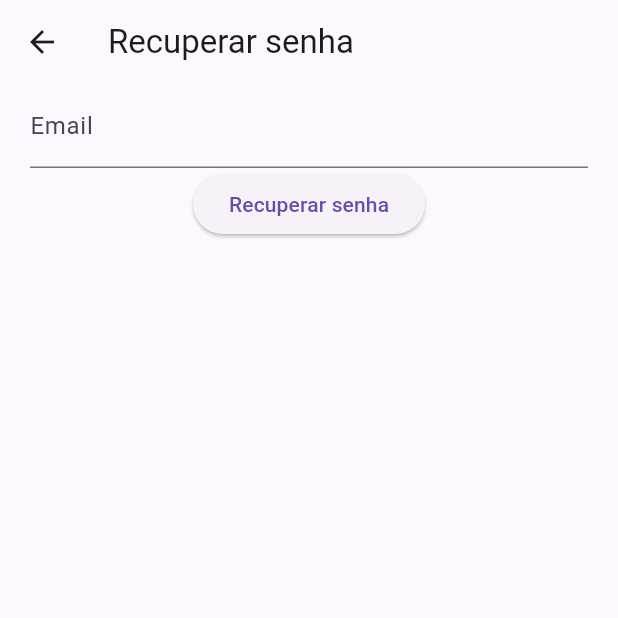
After one commit to felipecasseb/todo_flutter, a Flutter app: the HomeScreen screen opened directly, after a tap on the "exit to app" icon, after a tap on "Esqueci minha senha", on a phone screen of 412 x 824 dp, the top half of it. The commit adds this screen. Run offline on Flutter 3.47's test engine with Material 3 defaults, Android fonts, the phone set to English and light mode, and no system bars; our stand-ins replace cloud_firestore, firebase_auth, firebase_core; accounts and stored records are empty; network calls fail.

Commit message:
signup, signin, recovery pass, logout

```diff
--- /dev/null
+++ b/lib/screens/home_screen.dart
@@ -0,0 +1,36 @@
+import 'package:firebase_auth/firebase_auth.dart';
+import 'package:flutter/material.dart';
+import 'package:todo_flutter/screens/login_screen.dart';
+
+class HomeScreen extends StatefulWidget {
+  const HomeScreen({super.key});
+
+  @override
+  State<HomeScreen> createState() => _HomeScreenState();
+}
+
+class _HomeScreenState extends State<HomeScreen> {
+
+  FirebaseAuth auth = FirebaseAuth.instance;
+
+  @override
+  Widget build(BuildContext context) {
+    return Scaffold(
+      appBar: AppBar(
+        actions: [
+          IconButton(
+              onPressed: ()async{
+                await auth.signOut();
+               Navigator.pushReplacement(
+                   context,
+                   MaterialPageRoute(builder: (context) => LoginScreen())
+               );
+              },
+              icon: Icon(Icons.exit_to_app)
+          )
+        ],
+      ),
+      body: Center(child: Text(auth.currentUser!.email!, style: TextStyle(fontSize: 32),),),
+    );
+  }
+}
--- a/lib/screens/login_screen.dart
+++ b/lib/screens/login_screen.dart
@@ -1,5 +1,8 @@
+import 'package:firebase_auth/firebase_auth.dart';
 import 'package:flutter/cupertino.dart';
 import 'package:flutter/material.dart';
+import 'package:todo_flutter/screens/home_screen.dart';
+import 'package:todo_flutter/screens/recovery_password_screen.dart';
 import 'package:todo_flutter/screens/signup_screen.dart';
 class LoginScreen extends StatefulWidget {
   const LoginScreen({Key? key}) : super(key: key);
@@ -9,6 +12,8 @@ class LoginScreen extends StatefulWidget {
 }
 
 class _LoginScreenState extends State<LoginScreen> {
+
+  FirebaseAuth auth = FirebaseAuth.instance;
 
   TextEditingController emailController = TextEditingController();
   TextEditingController passwordController = TextEditingController();
@@ -40,10 +45,26 @@ class _LoginScreenState extends State<LoginScreen> {
                   ),
                 ),
                 ElevatedButton(
-                    onPressed: (){
-                      debugPrint("Email: ${emailController.text}, Senha: ${passwordController.text}");
+                    onPressed: ()async{
+                      await auth.signInWithEmailAndPassword(
+                          email: emailController.text,
+                          password: passwordController.text
+                      ).then((value){
+                        Navigator.pushReplacement(
+                            context,
+                            MaterialPageRoute(builder: (context) => HomeScreen())
+                        );
+                      });
                     },
                     child: Text("Acessar")
+                ),
+                TextButton(
+                    onPressed: (){
+                      Navigator.of(context).push(
+                        MaterialPageRoute(builder: (context) => RecoveryPasswordScreen())
+                      );
+                    },
+                    child: Text("Esqueci minha senha")
                 ),
                 Text("Ainda não tem acesso?", style: TextStyle(fontSize: 20, fontWeight: FontWeight.bold),),
                 TextButton(
--- /dev/null
+++ b/lib/screens/recovery_password_screen.dart
@@ -0,0 +1,47 @@
+import 'package:firebase_auth/firebase_auth.dart';
+import 'package:flutter/material.dart';
+
+class RecoveryPasswordScreen extends StatefulWidget {
+  const RecoveryPasswordScreen({super.key});
+
+  @override
+  State<RecoveryPasswordScreen> createState() => _RecoveryPasswordScreenState();
+}
+
+class _RecoveryPasswordScreenState extends State<RecoveryPasswordScreen> {
+
+  FirebaseAuth auth = FirebaseAuth.instance;
+
+  TextEditingController emailController = TextEditingController();
+
+  @override
+  Widget build(BuildContext context) {
+    return Scaffold(
+      appBar: AppBar(
+        title: Text("Recuperar senha"),
+      ),
+      body: Padding(
+        padding: const EdgeInsets.symmetric(horizontal: 20),
+        child: Column(
+          children: [
+            TextField(
+              controller: emailController,
+              keyboardType: TextInputType.emailAddress,
+              textInputAction: TextInputAction.next,
+              decoration: InputDecoration(
+                labelText: "Email",
+              ),
+            ),
+            ElevatedButton(
+                onPressed: ()async{
+                  await auth.sendPasswordResetEmail(email: emailController.text);
+                  Navigator.pop(context);
+                },
+                child: Text("Recuperar senha")
+            )
+          ],
+        ),
+      ),
+    );
+  }
+}
--- a/pubspec.yaml
+++ b/pubspec.yaml
@@ -37,6 +37,7 @@ dependencies:
   cupertino_icons: ^1.0.2
   firebase_core: ^2.24.2
   firebase_auth: ^4.16.0
+  cloud_firestore: ^4.14.0
 
 dev_dependencies:
   flutter_test:
```
Also changed, not shown: lib/screens/signup_screen.dart (+14 -7 lines), pubspec.lock, 1 other file.
